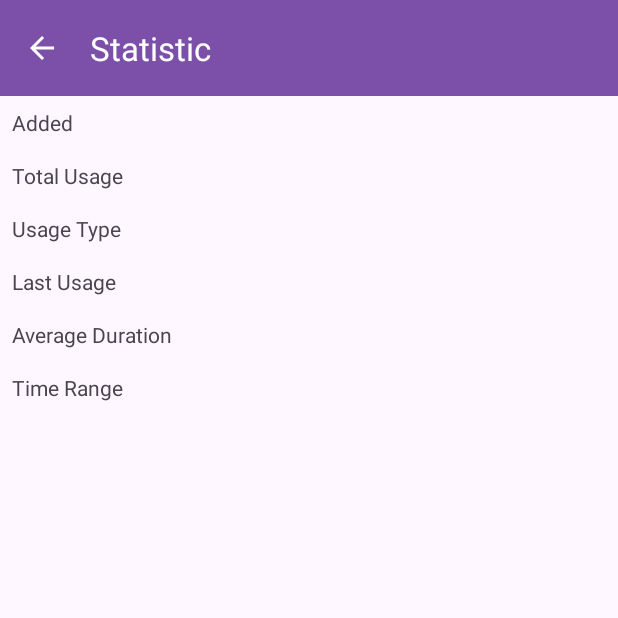
After one commit to BayuNindioko/HabitApp, an Android app: the DetailStatisticActivity screen opened directly, with no data from a screen before it, on a phone screen of 412 x 824 dp, the top half of it. The commit adds this screen. Run offline under Robolectric (Android 15) with nearby library versions, the phone set to English and light mode, and no system bars.

Commit message:
add class + detail activity

```diff
--- a/app/src/main/AndroidManifest.xml
+++ b/app/src/main/AndroidManifest.xml
@@ -15,6 +15,9 @@
         android:supportsRtl="true"
         android:theme="@style/Theme.HabitApp"
         tools:targetApi="31">
+        <activity
+            android:name=".BottomNav.notifications.DetailStatisticActivity"
+            android:exported="false" />
         <activity
             android:name=".recomend.RecomendActivity"
             android:exported="false" />
--- /dev/null
+++ b/app/src/main/java/com/example/habitapp/BottomNav/notifications/DetailStatisticActivity.kt
@@ -0,0 +1,37 @@
+package com.example.habitapp.BottomNav.notifications
+
+import androidx.appcompat.app.AppCompatActivity
+import android.os.Bundle
+import android.view.MenuItem
+import com.example.habitapp.R
+import com.example.habitapp.databinding.ActivityDetailBinding
+import com.example.habitapp.databinding.ActivityDetailStatisticBinding
+
+class DetailStatisticActivity : AppCompatActivity() {
+    private lateinit var binding: ActivityDetailStatisticBinding
+
+    override fun onCreate(savedInstanceState: Bundle?) {
+        super.onCreate(savedInstanceState)
+        binding = ActivityDetailStatisticBinding.inflate(layoutInflater)
+        setContentView(binding.root)
+        setSupportActionBar(binding.toolbar)
+        supportActionBar?.apply {
+            setDisplayHomeAsUpEnabled(true)
+            setTitle("Statistic")
+        }
+    }
+
+    override fun onOptionsItemSelected(item: MenuItem): Boolean {
+        if (item.itemId == android.R.id.home) {
+            onBackPressed()
+            return true
+        }
+        return super.onOptionsItemSelected(item)
+    }
+
+    @Deprecated("Deprecated in Java")
+    override fun onBackPressed() {
+        super.onBackPressed()
+        finish()
+    }
+}
--- /dev/null
+++ b/app/src/main/java/com/example/habitapp/BottomNav/notifications/Statistic.kt
@@ -0,0 +1,6 @@
+package com.example.habitapp.BottomNav.notifications
+
+data class Statistic (
+//    val variabel : String,
+    val data : String, //kurang lebih kaya gini, harus sama sama di firestore namanya
+)
--- a/app/src/main/java/com/example/habitapp/countdown/CountDownActivity.kt
+++ b/app/src/main/java/com/example/habitapp/countdown/CountDownActivity.kt
@@ -23,7 +23,7 @@ class CountDownActivity : AppCompatActivity() {
     private val firestore = FirebaseFirestore.getInstance()
     private val auth = FirebaseAuth.getInstance()
 
-    // Store the reference to the habit data in Firestore
+
     private var habitDataRef: DocumentReference? = null
 
     override fun onCreate(savedInstanceState: Bundle?) {
--- /dev/null
+++ b/app/src/main/res/drawable/baseline_show_chart_24.xml
@@ -0,0 +1,5 @@
+<vector android:autoMirrored="true" android:height="24dp"
+    android:tint="#FFF8F8" android:viewportHeight="24"
+    android:viewportWidth="24" android:width="24dp" xmlns:android="http://schemas.android.com/apk/res/android">
+    <path android:fillColor="@android:color/white" android:pathData="M3.5,18.49l6,-6.01 4,4L22,6.92l-1.41,-1.41 -7.09,7.97 -4,-4L2,16.99z"/>
+</vector>
--- /dev/null
+++ b/app/src/main/res/layout/activity_detail_statistic.xml
@@ -0,0 +1,82 @@
+<?xml version="1.0" encoding="utf-8"?>
+<androidx.constraintlayout.widget.ConstraintLayout xmlns:android="http://schemas.android.com/apk/res/android"
+    xmlns:app="http://schemas.android.com/apk/res-auto"
+    xmlns:tools="http://schemas.android.com/tools"
+    android:layout_width="match_parent"
+    android:layout_height="match_parent"
+    tools:context=".BottomNav.notifications.DetailStatisticActivity">
+
+    <com.google.android.material.appbar.MaterialToolbar
+        android:id="@+id/toolbar"
+        android:layout_width="match_parent"
+        android:layout_height="?attr/actionBarSize"
+        android:background="?attr/colorPrimary"
+        android:elevation="4dp"
+        android:theme="@style/ActionBarStyle"
+        app:layout_constraintEnd_toEndOf="parent"
+        app:layout_constraintStart_toStartOf="parent"
+        app:layout_constraintTop_toTopOf="parent" />
+
+
+    <!-- TextView for Added -->
+    <TextView
+        android:id="@+id/text_added"
+        android:layout_width="wrap_content"
+        android:layout_height="wrap_content"
+        android:text="Added"
+        app:layout_constraintStart_toStartOf="parent"
+        app:layout_constraintTop_toBottomOf="@id/toolbar"
+        android:padding="8dp"/>
+
+    <!-- TextView for Total Usage -->
+    <TextView
+        android:id="@+id/text_total_usage"
+        android:layout_width="wrap_content"
+        android:layout_height="wrap_content"
+        android:text="Total Usage"
+        app:layout_constraintStart_toStartOf="parent"
+        app:layout_constraintTop_toBottomOf="@id/text_added"
+        android:padding="8dp"/>
+
+    <!-- TextView for Usage Type -->
+    <TextView
+        android:id="@+id/text_usage_type"
+        android:layout_width="wrap_content"
+        android:layout_height="wrap_content"
+        android:text="Usage Type"
+        app:layout_constraintStart_toStartOf="parent"
+        app:layout_constraintTop_toBottomOf="@id/text_total_usage"
+        android:padding="8dp"/>
+
+    <!-- TextView for Last Usage -->
+    <TextView
+        android:id="@+id/text_last_usage"
+        android:layout_width="wrap_content"
+        android:layout_height="wrap_content"
+        android:text="Last Usage"
+        app:layout_constraintStart_toStartOf="parent"
+        app:layout_constraintTop_toBottomOf="@id/text_usage_type"
+        android:padding="8dp"/>
+
+    <!-- TextView for Average Duration -->
+    <TextView
+        android:id="@+id/text_avg_duration"
+        android:layout_width="wrap_content"
+        android:layout_height="wrap_content"
+        android:text="Average Duration"
+        app:layout_constraintStart_toStartOf="parent"
+        app:layout_constraintTop_toBottomOf="@id/text_last_usage"
+        android:padding="8dp"/>
+
+    <!-- TextView for Time Range -->
+    <TextView
+        android:id="@+id/text_time_range"
+        android:layout_width="wrap_content"
+        android:layout_height="wrap_content"
+        android:text="Time Range"
+        app:layout_constraintStart_toStartOf="parent"
+        app:layout_constraintTop_toBottomOf="@id/text_avg_duration"
+        android:padding="8dp"/>
+
+
+</androidx.constraintlayout.widget.ConstraintLayout>
```
Also changed, not shown: app/src/main/java/com/example/habitapp/BottomNav/notifications/NotificationsFragment.kt (+3 -8 lines), app/src/main/java/com/example/habitapp/BottomNav/notifications/NotificationsViewModel.kt (deleted, +0 -13 lines), app/src/main/java/com/example/habitapp/BottomNav/notifications/StatisticAdapter.kt (added, +38 -0 lines), app/src/main/res/layout/fragment_notifications.xml (+4 -9 lines), app/src/main/res/layout/item_statistic.xml (added, +45 -0 lines).
